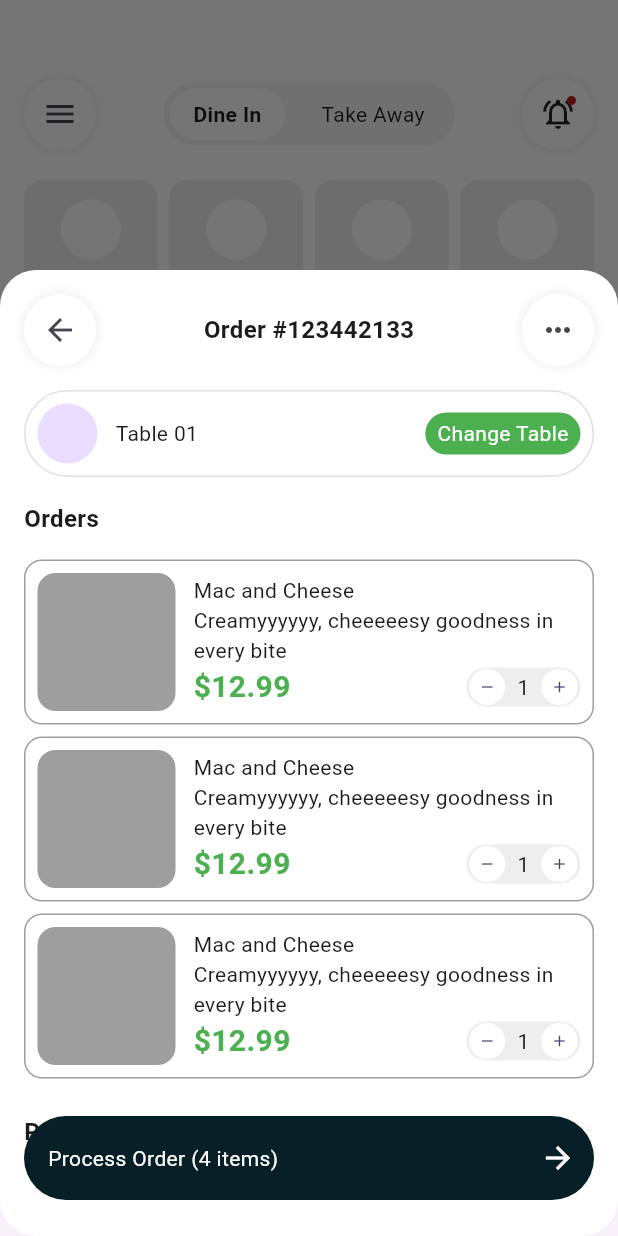
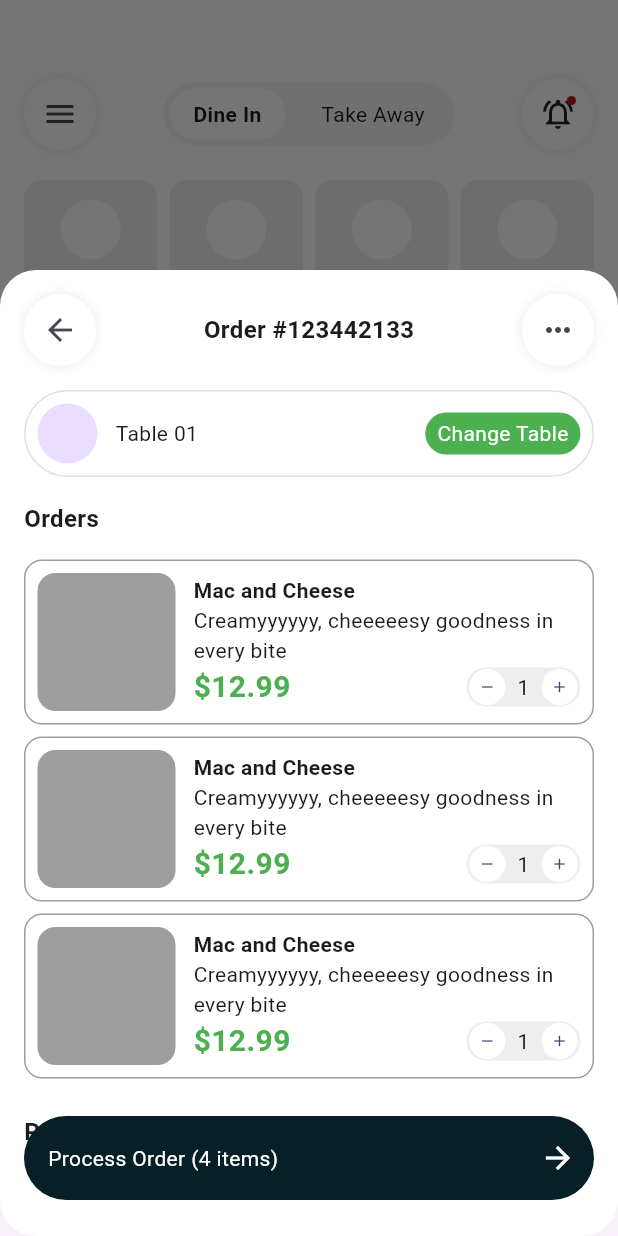
Before and after one commit to JAICHANGPARK/flutter_notebook_chapter_42, a Flutter app: the FoodOrderHomePage screen opened directly, after a tap on the "notifications active" icon, on a phone screen of 412 x 824 dp. Run offline on Flutter 3.47's test engine with Material 3 defaults, Android fonts, the phone set to English and light mode, and no system bars; our stand-ins replace date_picker_timeline, gap, hugeicons.

Commit message:
Update food_order_home_page.dart

```diff
--- a/lib/ep2143_food_order_app/views/food_order_home_page.dart
+++ b/lib/ep2143_food_order_app/views/food_order_home_page.dart
@@ -229,6 +229,9 @@ class _FoodOrderHomePageState extends State<FoodOrderHomePage> {
                                                       children: [
                                                         Text(
                                                           "Mac and Cheese",
+                                                          style: TextStyle(
+                                                            fontWeight: FontWeight.bold,
+                                                          ),
                                                         ),
                                                         Text(
                                                           "Creamyyyyyy, cheeeeesy goodness in every bite",
```
